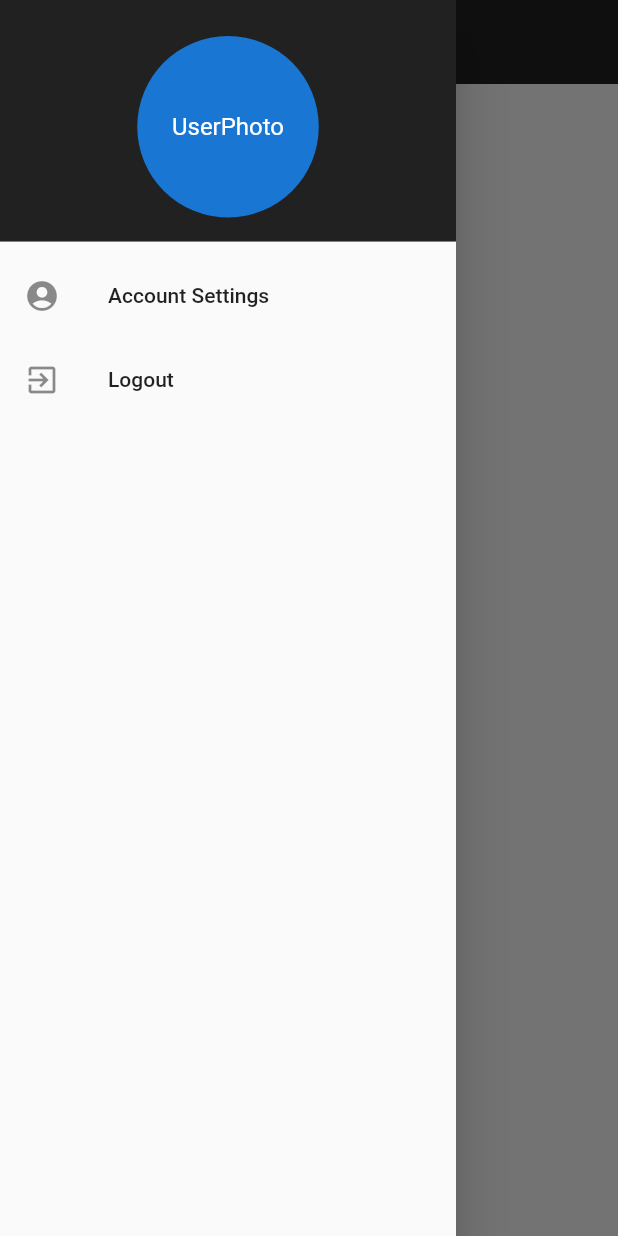
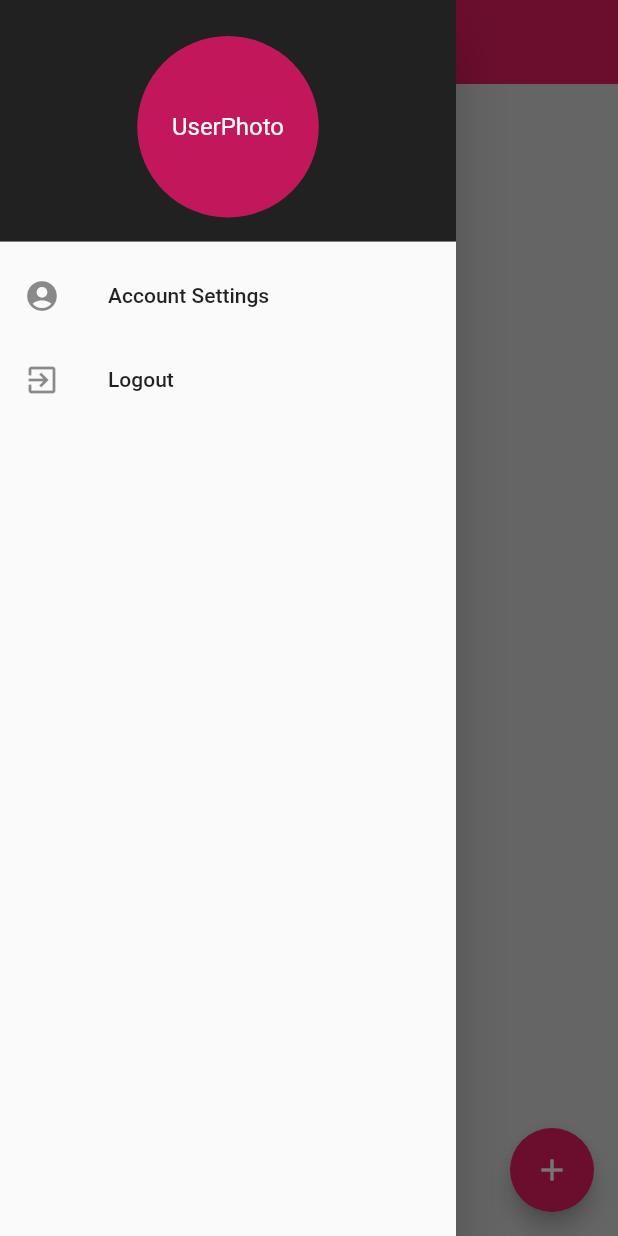
Before and after one commit to Aleksandar1932/flutter-instant-messaging, a Flutter app: the screen it shows once a user with an empty profile is signed in, with the side drawer open, on a phone screen of 412 x 824 dp. Run offline on Flutter 3.47's test engine with Material 2 defaults, Android fonts, the phone set to English and light mode, and no system bars; our stand-ins replace cloud_firestore, firebase_auth, flutter_spinkit; accounts and stored records are empty.

```diff
--- a/lib/main.dart
+++ b/lib/main.dart
@@ -17,6 +17,12 @@ class MyApp extends StatelessWidget {
       //provide listener for auth change
       value: AuthService().user,
       child: MaterialApp(
+        theme: ThemeData(
+//          primarySwatch: Colors.grey[900],
+        primarySwatch: Colors.pink,
+          scaffoldBackgroundColor: Color(0xFFDCDCDC),
+        ),
+        debugShowCheckedModeBanner: false,
         home: Wrapper(),
       ),
     );
--- a/lib/models/user.dart
+++ b/lib/models/user.dart
@@ -1,5 +1,9 @@
+import 'dart:convert';
+
 class User{
   final String uid;
+  final String displayName;
+  final String email;
 
-  User({this.uid});
+  User({this.uid, this.displayName, this.email});
 }
--- a/lib/screens/authenticate/sign_in.dart
+++ b/lib/screens/authenticate/sign_in.dart
@@ -30,7 +30,6 @@ class _SignInState extends State<SignIn> {
         ? Loading()
         : Scaffold(
             appBar: AppBar(
-              backgroundColor: APPBAR_COLOR,
               title: Text('Sign In'),
               elevation: 0.0,
               actions: <Widget>[
@@ -49,7 +48,6 @@ class _SignInState extends State<SignIn> {
               ],
             ),
             body: Container(
-              color: BACKGROUND_CONTAINER_COLOR,
               child: Padding(
                 padding: const EdgeInsets.all(20),
                 child: Column(
--- a/lib/screens/authenticate/sign_up.dart
+++ b/lib/screens/authenticate/sign_up.dart
@@ -30,7 +30,6 @@ class _SignUpState extends State<SignUp> {
         ? Loading()
         : Scaffold(
             appBar: AppBar(
-              backgroundColor: APPBAR_COLOR,
               title: Text('Sign Up'),
               elevation: 0.0,
               actions: <Widget>[
@@ -46,7 +45,6 @@ class _SignUpState extends State<SignUp> {
               ],
             ),
             body: Container(
-              color: BACKGROUND_CONTAINER_COLOR,
               child: Padding(
                 padding: const EdgeInsets.all(20),
                 child: Column(
--- a/lib/screens/home/home.dart
+++ b/lib/screens/home/home.dart
@@ -3,6 +3,9 @@ import 'package:a_im/services/auth.dart';
 import 'package:flutter/material.dart';
 
 class Home extends StatelessWidget {
+  final user;
+  Home({this.user});
+
   @override
   Widget build(BuildContext context) {
     AuthService _auth = AuthService();
@@ -12,7 +15,6 @@ class Home extends StatelessWidget {
 
     return Scaffold(
       appBar: AppBar(
-          backgroundColor: Colors.grey[900],
         title: Text('aIM'),
         elevation: 0.0,
       ),
@@ -20,9 +22,13 @@ class Home extends StatelessWidget {
       body: Container(
         child: Column(
           children: <Widget>[
-
           ],
         ),
-        ));
+      ),
+      floatingActionButton: FloatingActionButton(
+        onPressed: () {},
+        child: Icon(Icons.add),
+      ),
+    );
   }
 }
--- a/lib/screens/wrapper.dart
+++ b/lib/screens/wrapper.dart
@@ -10,11 +10,10 @@ class Wrapper extends StatelessWidget {
   @override
   Widget build(BuildContext context) {
     final user = Provider.of<User>(context); // listener for auth state
-
     if (user == null) {
       return Authenticate();
     } else {
-      return Home();
+      return Home(user: user,);
     }
   }
 }
--- a/lib/services/auth.dart
+++ b/lib/services/auth.dart
@@ -1,4 +1,5 @@
 import 'package:a_im/models/user.dart';
+import 'package:a_im/services/database.dart';
 import 'package:firebase_auth/firebase_auth.dart';
 import 'package:flutter/material.dart';
 
@@ -8,7 +9,7 @@ class AuthService {
 
   // convert FirebaseUser to User (custom user class)
   User _userFromFireBaseUser(FirebaseUser user) {
-    return user != null ? User(uid: user.uid) : null;
+    return user != null ? User(uid: user.uid, displayName: user.displayName, email: user.email) : null;
   }
 
   // user stream
@@ -48,24 +49,25 @@ class AuthService {
       // add the display info
       UserUpdateInfo updateInfo = UserUpdateInfo();
       updateInfo.displayName = displayName;
-      user.updateProfile(updateInfo);
+      await user.updateProfile(updateInfo);
+      await user.reload();
+      user = await _auth.currentUser();
 
+      DatabaseService().addUserToCollection(user);
       return _userFromFireBaseUser(user);
     } catch (e) {
       print("[signUpWithEmailPasswordAndDisplayName]: $e");
       return null;
     }
-
   }
 
-  Future signInWithEmailAndPassword(String email, String password) async{
-    try{
+  Future signInWithEmailAndPassword(String email, String password) async {
+    try {
       AuthResult result = await _auth.signInWithEmailAndPassword(email: email, password: password);
       FirebaseUser user = result.user;
 
       return _userFromFireBaseUser(user);
-    }
-    catch(e){
+    } catch (e) {
       print("[signInWithEmailAndPassword]: $e");
       return null;
     }
--- /dev/null
+++ b/lib/services/database.dart
@@ -0,0 +1,20 @@
+import 'package:a_im/models/user.dart';
+import 'package:cloud_firestore/cloud_firestore.dart';
+import 'package:firebase_auth/firebase_auth.dart';
+
+class DatabaseService {
+  final String uid;
+
+  DatabaseService({this.uid});
+
+  // users collection reference
+  final CollectionReference usersCollection = Firestore.instance.collection("users");
+
+  Future addUserToCollection(FirebaseUser user) async {
+    try {
+      return await usersCollection.document(uid).setData({'email': user.email, 'displayName': user.displayName});
+    } catch (e) {
+      return null;
+    }
+  }
+}
```
Lines whose indentation alone changed are shown as unchanged.
